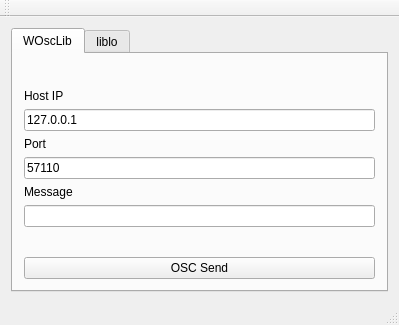
This is MainWindow.ui in mitmul/OSCSample as Qt 5 draws it before an edit. The edited form follows.
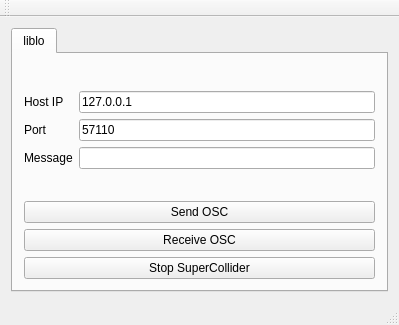
This is the edited form. The open tabs and pages were chosen to show the change.

What changed in the file:
```diff
--- a/MainWindow.ui
+++ b/MainWindow.ui
@@ -20,71 +20,6 @@
       <property name="currentIndex">
        <number>1</number>
       </property>
-      <widget class="QWidget" name="tab">
-       <attribute name="title">
-        <string>WOscLib</string>
-       </attribute>
-       <layout class="QVBoxLayout" name="verticalLayout_2">
-        <item>
-         <layout class="QFormLayout" name="formLayout">
-          <property name="fieldGrowthPolicy">
-           <enum>QFormLayout::ExpandingFieldsGrow</enum>
-          </property>
-          <property name="rowWrapPolicy">
-           <enum>QFormLayout::WrapAllRows</enum>
-          </property>
-          <property name="formAlignment">
-           <set>Qt::AlignCenter</set>
-          </property>
-          <item row="0" column="0">
-           <widget class="QLabel" name="label">
-            <property name="text">
-             <string>Host IP</string>
-            </property>
-           </widget>
-          </item>
-          <item row="0" column="1">
-           <widget class="QLineEdit" name="lineEdit_HostIP">
-            <property name="text">
-             <string>127.0.0.1</string>
-            </property>
-           </widget>
-          </item>
-          <item row="1" column="0">
-           <widget class="QLabel" name="label_2">
-            <property name="text">
-             <string>Port</string>
-            </property>
-           </widget>
-          </item>
-          <item row="1" column="1">
-           <widget class="QLineEdit" name="lineEdit_Port">
-            <property name="text">
-             <string>57110</string>
-            </property>
-           </widget>
-          </item>
-          <item row="2" column="0">
-           <widget class="QLabel" name="label_3">
-            <property name="text">
-             <string>Message</string>
-            </property>
-           </widget>
-          </item>
-          <item row="2" column="1">
-           <widget class="QLineEdit" name="lineEdit_Message"/>
-          </item>
-         </layout>
-        </item>
-        <item>
-         <widget class="QPushButton" name="pushButton_OSCSend">
-          <property name="text">
-           <string>OSC Send</string>
-          </property>
-         </widget>
-        </item>
-       </layout>
-      </widget>
       <widget class="QWidget" name="tab_2">
        <attribute name="title">
         <string>liblo</string>
@@ -148,6 +83,20 @@
           </property>
          </widget>
         </item>
+        <item>
+         <widget class="QPushButton" name="pushButton_ReceiveOSC">
+          <property name="text">
+           <string>Receive OSC</string>
+          </property>
+         </widget>
+        </item>
+        <item>
+         <widget class="QPushButton" name="pushButton_StopSuperCollider">
+          <property name="text">
+           <string>Stop SuperCollider</string>
+          </property>
+         </widget>
+        </item>
        </layout>
       </widget>
      </widget>
```
Left out of the diff: 2 changed lines with no effect on the pictures.
